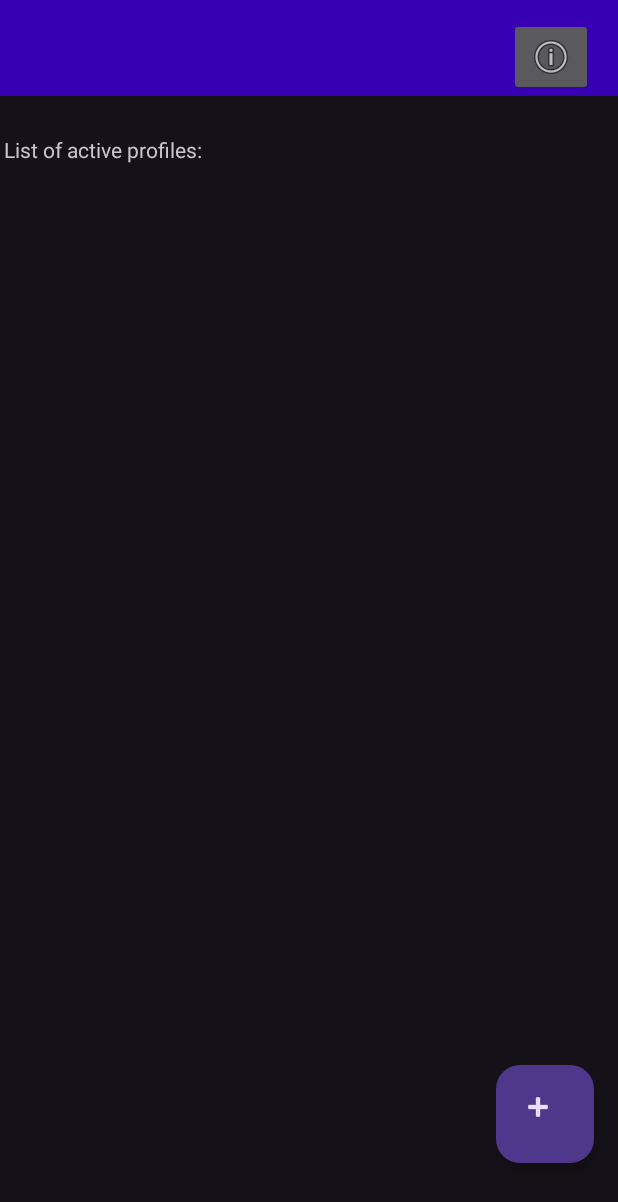
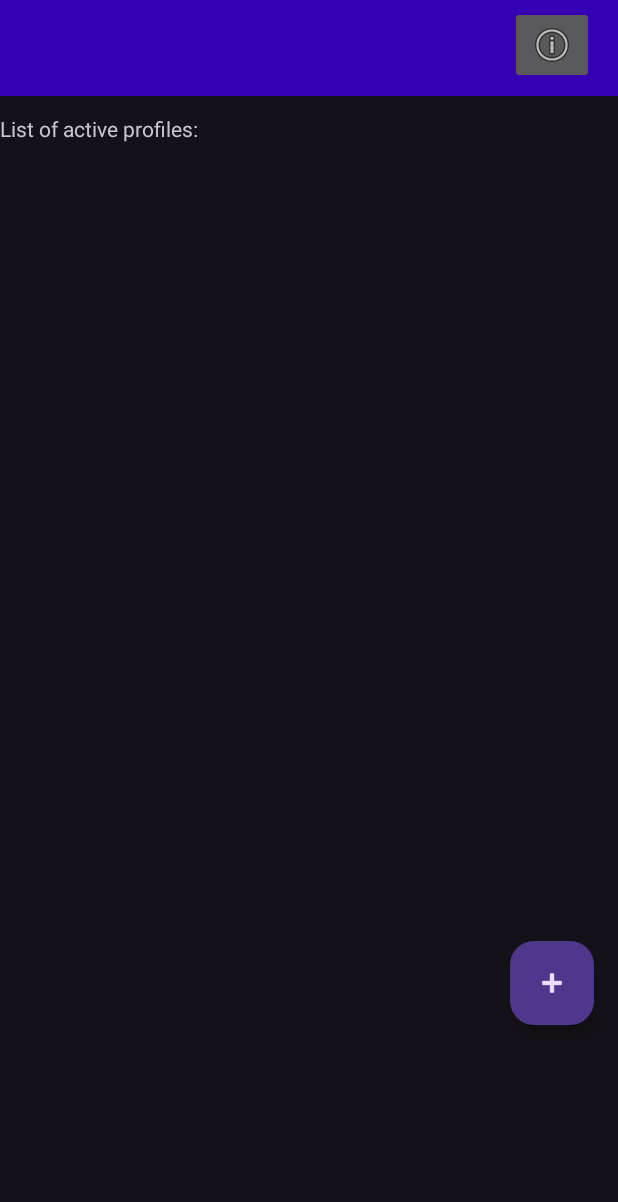
Before and after one commit to SFarhatComp/AlcoholSensor, an Android app: the screen it shows after launch (MainActivity), on a phone screen of 412 x 824 dp. Shown: the top 1202 px of the screen. Run offline under Robolectric (Android 15) with nearby library versions, the phone set to English and light mode, and no system bars; our stand-ins replace Room's generated code; 1 statement that could not run was skipped.

Commit message:
Sprint 1 final

```diff
--- a/app/src/main/java/com/example/applicationsprint1/MainActivity.java
+++ b/app/src/main/java/com/example/applicationsprint1/MainActivity.java
@@ -1,19 +1,43 @@
 package com.example.applicationsprint1;
 
+import static android.content.ContentValues.TAG;
+
+import androidx.annotation.NonNull;
 import androidx.appcompat.app.AppCompatActivity;
+import androidx.core.app.ActivityCompat;
 import androidx.recyclerview.widget.LinearLayoutManager;
 import androidx.recyclerview.widget.RecyclerView;
 
+import android.Manifest;
+import android.annotation.SuppressLint;
+import android.bluetooth.BluetoothAdapter;
+import android.bluetooth.BluetoothDevice;
+import android.bluetooth.BluetoothGatt;
+import android.bluetooth.BluetoothGattCallback;
+import android.bluetooth.BluetoothGattCharacteristic;
+import android.content.BroadcastReceiver;
+import android.content.ComponentName;
+import android.content.Context;
+import android.content.Intent;
+import android.content.ServiceConnection;
+import android.content.pm.PackageManager;
 import android.os.Bundle;
+import android.os.Handler;
+import android.os.IBinder;
+import android.os.Looper;
+import android.util.Log;
 import android.view.View;
 import android.widget.ImageButton;
 import android.widget.TextView;
+import android.widget.Toast;
 
+import com.example.applicationsprint1.BLEService.LocalBinder;
 import com.example.applicationsprint1.database.AppDatabase;
 import com.example.applicationsprint1.database.entities.profile;
 import com.google.android.material.floatingactionbutton.FloatingActionButton;
 
 import java.util.List;
+
 
 public class MainActivity extends AppCompatActivity {
 
@@ -24,45 +48,71 @@ public class MainActivity extends AppCompatActivity {
     protected ProfileRecyclerViewAdapter customRecyclerViewAdapter;
     protected AppDatabase db;
     protected List<profile> ListOfProfiles;
+    Context context;
+    public String deviceAddress;
 
+    private BLEService bluetoothService;
 
+  private ServiceConnection serviceConnection = new ServiceConnection() {
+    @Override
+      public void onServiceConnected(ComponentName name, IBinder service) {
+           bluetoothService = ((LocalBinder) service).getService();
+          if (bluetoothService != null) {
+              if (!bluetoothService.initialize()) {
+               Log.e(TAG, "Unable to initialize Bluetooth");
+                   finish();
+               }
+               bluetoothService.connect(deviceAddress);
+           }
+       }
+
+       @Override
+       public void onServiceDisconnected(ComponentName name) {
+           bluetoothService = null;
+       }
+  };
 
 
     @Override
     protected void onCreate(Bundle savedInstanceState) {
         super.onCreate(savedInstanceState);
+        context = getApplicationContext();
+        deviceAddress="50:65:83:90:05:55";
+        Intent gattServiceIntent = new Intent(this, BLEService.class);
+        bindService(gattServiceIntent, serviceConnection, Context.BIND_AUTO_CREATE);
+
         setContentView(R.layout.activity_main);
         SetUp(); // This function call for the init of the variables
-//
-        //This for loop is only to test valid input in the database profile
+
+       // This for loop is only to test valid input in the database profile
 //        for (int i=0;i<5;i++){
 //
-//            db.profileDao().insertProfile(new profile(0,"Sami","Farhat","male",185,120,23));
+  //          db.profileDao().insertProfile(new profile(0,"Sami","Farhat","male",185,120,23));
 //
 //
-//        }
+  //    }
 
-        ListOfProfiles=db.profileDao().getAll();
+        ListOfProfiles = db.profileDao().getAll();
         LinearLayoutManager linearLayoutManager = new LinearLayoutManager(this);
-        customRecyclerViewAdapter= new ProfileRecyclerViewAdapter(ListOfProfiles);
+        customRecyclerViewAdapter = new ProfileRecyclerViewAdapter(ListOfProfiles);
         ListViewOfProfile.setLayoutManager(linearLayoutManager);
         ListViewOfProfile.setAdapter(customRecyclerViewAdapter);
-
     }
 
 
 
+    void SetUp() {
+        // set the variables equal to the correct items in the layout ;
+        DisplayButton_ = findViewById(R.id.DisplayButton);
+        FragmentButton_ = findViewById(R.id.FragmentButton);
+        ListViewOfProfile = findViewById(R.id.ListViewer);
+        InformationDisplays = findViewById(R.id.TextView);
+        db = AppDatabase.CreateDatabase(getApplicationContext());
+    }
 
-void SetUp(){
-        // set the variables equal to the correct items in the layout ;
-        DisplayButton_= findViewById(R.id.DisplayButton);
-        FragmentButton_=findViewById(R.id.FragmentButton);
-        ListViewOfProfile=findViewById(R.id.ListViewer);
-        InformationDisplays=findViewById(R.id.InformationDisplayer);
-        db = AppDatabase.CreateDatabase(getApplicationContext());
-};
+    ;
 
-void OnClicks(){
+    void OnClicks() {
 
         FragmentButton_.setOnClickListener(new View.OnClickListener() {
             @Override
@@ -84,7 +134,6 @@ void OnClicks(){
 
 
 
-
 }
 
 
--- a/app/src/main/res/layout/activity_main.xml
+++ b/app/src/main/res/layout/activity_main.xml
@@ -10,70 +10,55 @@
         android:id="@+id/toolbar"
         android:layout_width="0dp"
         android:layout_height="wrap_content"
-        android:layout_marginBottom="675dp"
         android:background="@color/purple_700"
         android:minHeight="?attr/actionBarSize"
         android:theme="?attr/actionBarTheme"
-        app:layout_constraintBottom_toBottomOf="parent"
         app:layout_constraintEnd_toEndOf="parent"
-        app:layout_constraintHorizontal_bias="1.0"
         app:layout_constraintStart_toStartOf="parent"
-        app:layout_constraintTop_toTopOf="parent"
-        app:layout_constraintVertical_bias="0.0" />
-
-    <TextView
-        android:id="@+id/InformationDisplayer"
-        android:layout_width="152dp"
-        android:layout_height="47dp"
-        android:layout_marginTop="26dp"
-        android:layout_marginEnd="254dp"
-        android:layout_marginBottom="608dp"
-        android:text="List of active profiles:"
-        app:layout_constraintBottom_toBottomOf="parent"
-        app:layout_constraintEnd_toEndOf="parent"
-        app:layout_constraintHorizontal_bias="0.4"
-        app:layout_constraintStart_toStartOf="parent"
-        app:layout_constraintTop_toBottomOf="@+id/toolbar"
-        app:layout_constraintVertical_bias="0.0" />
+        app:layout_constraintTop_toTopOf="parent" />
 
     <androidx.recyclerview.widget.RecyclerView
         android:id="@+id/ListViewer"
-        android:layout_width="409dp"
-        android:layout_height="607dp"
-        android:layout_marginStart="2dp"
-        android:layout_marginBottom="1dp"
-        app:layout_constraintBottom_toBottomOf="parent"
+        android:layout_width="367dp"
+        android:layout_height="599dp"
+        android:layout_marginTop="52dp"
         app:layout_constraintEnd_toEndOf="parent"
+        app:layout_constraintHorizontal_bias="0.636"
         app:layout_constraintStart_toStartOf="parent"
-        app:layout_constraintTop_toBottomOf="@+id/InformationDisplayer" />
+        app:layout_constraintTop_toBottomOf="@+id/toolbar" />
 
     <com.google.android.material.floatingactionbutton.FloatingActionButton
         android:id="@+id/FragmentButton"
-        android:layout_width="65dp"
-        android:layout_height="65dp"
+        android:layout_width="82dp"
+        android:layout_height="0dp"
+        android:layout_marginEnd="16dp"
+        android:layout_marginBottom="32dp"
         android:clickable="true"
+        android:focusable="true"
         android:tint="#C5B1B1"
-        app:layout_constraintBottom_toBottomOf="parent"
+        app:layout_constraintBottom_toBottomOf="@+id/ListViewer"
         app:layout_constraintEnd_toEndOf="parent"
-        app:layout_constraintHorizontal_bias="0.953"
-        app:layout_constraintStart_toStartOf="parent"
-        app:layout_constraintTop_toTopOf="parent"
-        app:layout_constraintVertical_bias="0.936"
         app:rippleColor="#3F51B5"
         app:srcCompat="@android:drawable/ic_input_add"
-        tools:ignore="SpeakableTextPresentCheck"
-        android:focusable="true" />
+        tools:ignore="SpeakableTextPresentCheck" />
 
     <ImageButton
         android:id="@+id/DisplayButton"
         android:layout_width="wrap_content"
         android:layout_height="wrap_content"
-        app:layout_constraintBottom_toBottomOf="@+id/toolbar"
-        app:layout_constraintEnd_toEndOf="@+id/toolbar"
-        app:layout_constraintHorizontal_bias="0.954"
-        app:layout_constraintStart_toStartOf="parent"
-        app:layout_constraintTop_toTopOf="@+id/toolbar"
-        app:layout_constraintVertical_bias="1.0"
+        android:layout_marginTop="4dp"
+        android:layout_marginEnd="16dp"
+        app:layout_constraintEnd_toEndOf="parent"
+        app:layout_constraintTop_toTopOf="parent"
         app:srcCompat="@android:drawable/ic_menu_info_details"
         tools:ignore="SpeakableTextPresentCheck" />
+
+    <TextView
+        android:id="@+id/TextView"
+        android:layout_width="wrap_content"
+        android:layout_height="wrap_content"
+        android:layout_marginTop="12dp"
+        android:text="List of active profiles:"
+        app:layout_constraintStart_toStartOf="@+id/toolbar"
+        app:layout_constraintTop_toBottomOf="@+id/toolbar" />
 </androidx.constraintlayout.widget.ConstraintLayout>
```
Also changed, not shown: app/src/main/AndroidManifest.xml (+7 -0 lines), app/src/main/java/com/example/applicationsprint1/BLEService.java (added, +87 -0 lines). Lines whose indentation alone changed are shown as unchanged.
